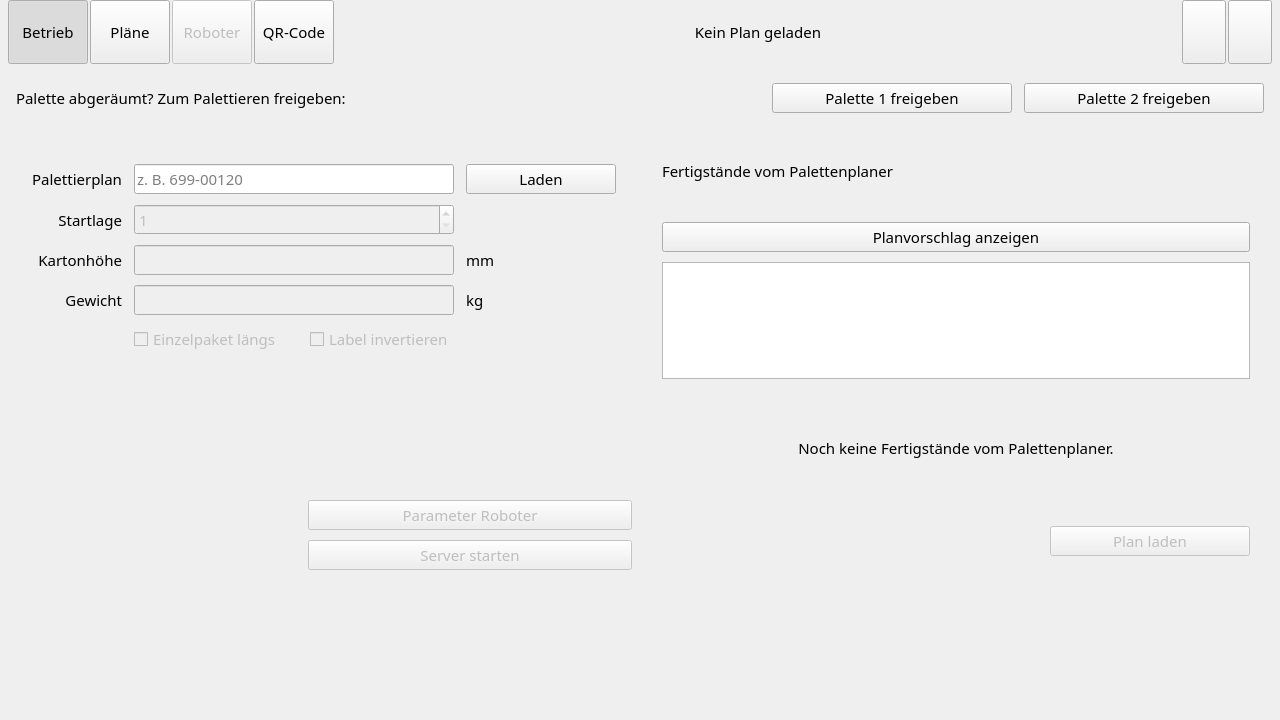
Qt form ui/MainWindow.ui (Snupai/MultipackParser) before a commit.
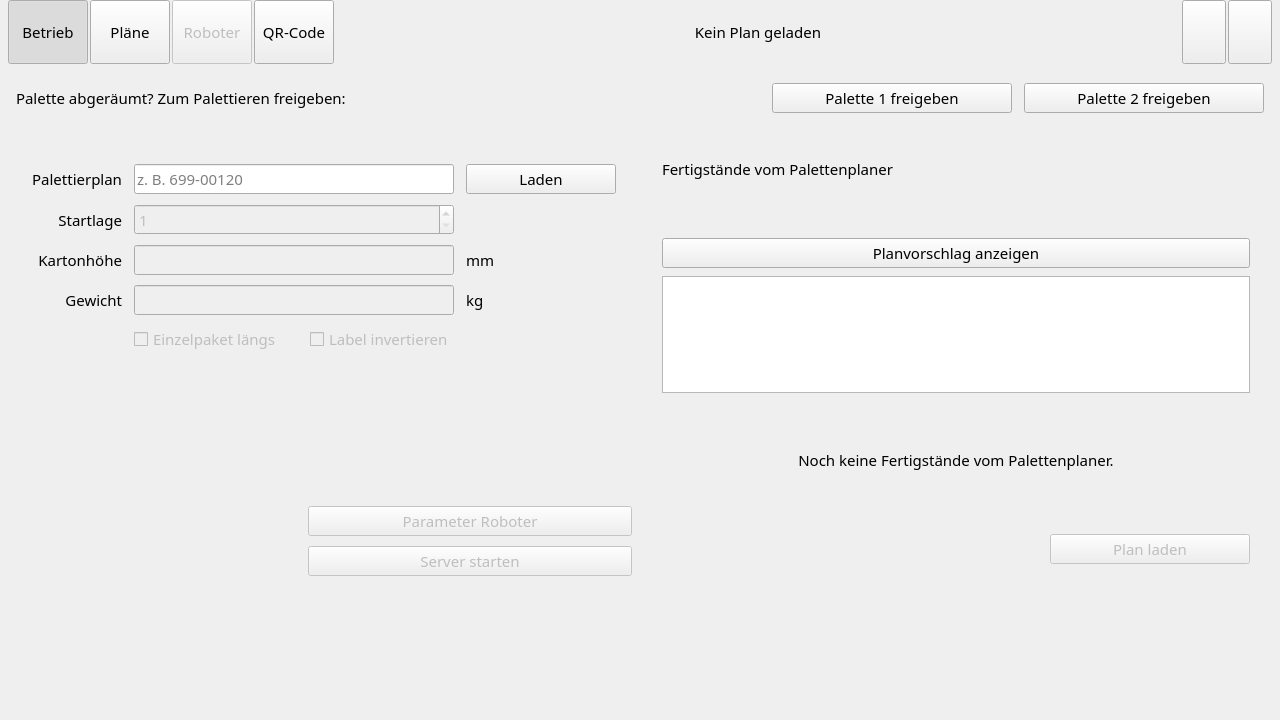
The same form after that commit. Icons and pictures are not drawn. Custom widgets are drawn as their Qt base class.

Commit message:
fix: put the planner status under the Fertigstände title
Side by side, "Planer: Offline - lokale Kopien (zuletzt online ...)" and
the title were wider than the half-width panel: the status was clipped
and the panel pushed into the left column. The status now has its own
line and may wrap.

```diff
--- a/ui/MainWindow.ui
+++ b/ui/MainWindow.ui
@@ -759,24 +759,24 @@
          </property>
          <layout class="QVBoxLayout" name="plannerPanelLayout" stretch="0,0,0,1,1,0">
           <property name="spacing">
-           <number>10</number>
+           <number>8</number>
           </property>
           <property name="leftMargin">
            <number>14</number>
           </property>
           <property name="topMargin">
-           <number>12</number>
+           <number>10</number>
           </property>
           <property name="rightMargin">
            <number>14</number>
           </property>
           <property name="bottomMargin">
-           <number>14</number>
+           <number>12</number>
           </property>
           <item>
-           <layout class="QHBoxLayout" name="plannerHeaderLayout">
+           <layout class="QVBoxLayout" name="plannerHeaderLayout">
             <property name="spacing">
-             <number>12</number>
+             <number>2</number>
             </property>
             <property name="leftMargin">
              <number>0</number>
@@ -800,26 +800,13 @@
               </property>
              </widget>
             </item>
-            <item>
-             <spacer name="plannerHeaderSpacer">
-              <property name="orientation">
-               <enum>Qt::Horizontal</enum>
-              </property>
-              <property name="sizeHint" stdset="0">
-               <size>
-                <width>20</width>
-                <height>20</height>
-               </size>
-              </property>
-             </spacer>
-            </item>
             <item>
              <widget class="QLabel" name="plannerStateLabel">
               <property name="text">
                <string />
               </property>
-              <property name="alignment">
-               <set>Qt::AlignRight|Qt::AlignTrailing|Qt::AlignVCenter</set>
+              <property name="wordWrap">
+               <bool>true</bool>
               </property>
              </widget>
             </item>
@@ -877,7 +864,7 @@
               <number>0</number>
              </property>
              <property name="topMargin">
-              <number>10</number>
+              <number>8</number>
              </property>
              <property name="rightMargin">
               <number>0</number>
```
